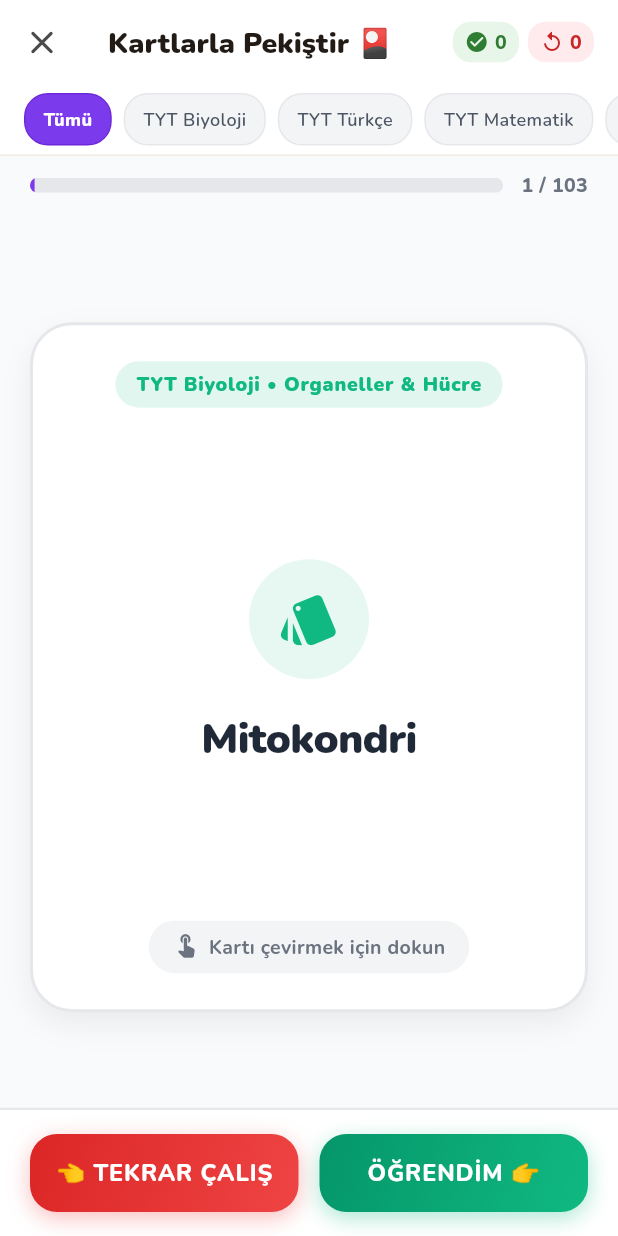
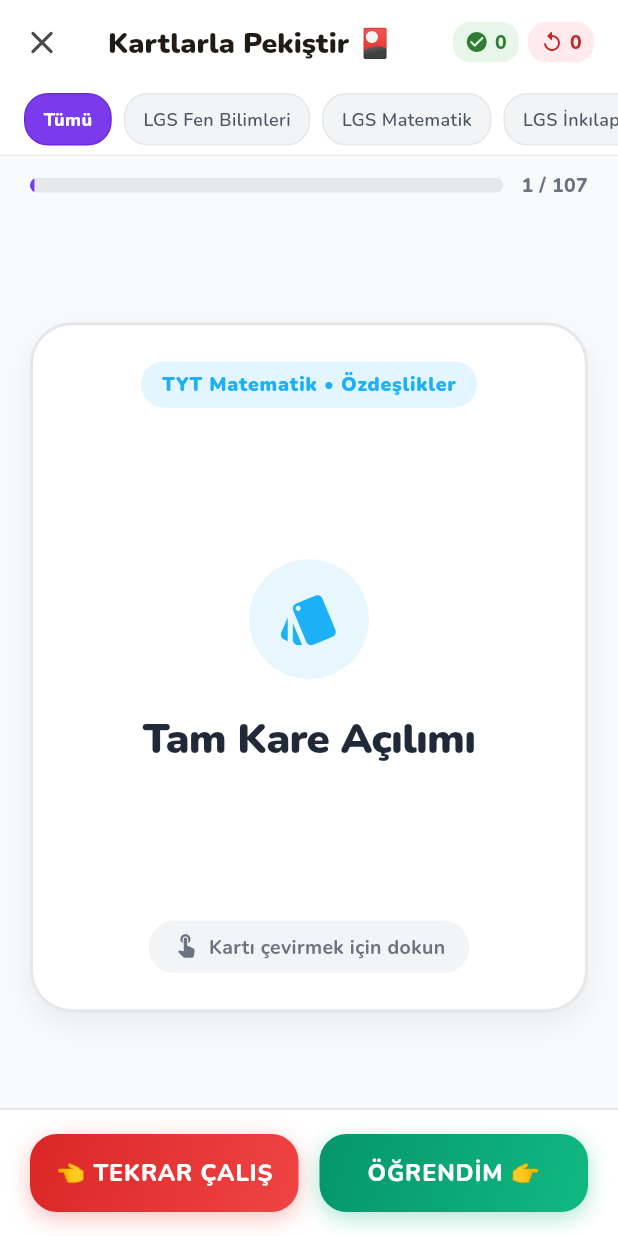
Before and after one commit to mraery/lgs, a Flutter app: the FlashcardsScreen screen opened directly, on a phone screen of 412 x 824 dp. Run offline on Flutter 3.47's test engine with Material 3 defaults, Android fonts, the phone set to English and light mode, and no system bars; our stand-ins replace flutter_animate, flutter_riverpod, google_fonts, shared_preferences; missing offline and left inert: dart:js_interop; accounts and stored records are empty.

Commit message:
feat: LGS 8. sinif soru havuzu ve kagan promosyon kodu

```diff
--- a/lib/providers/game_provider.dart
+++ b/lib/providers/game_provider.dart
@@ -244,9 +244,9 @@
       );
     }
 
-    // 🚀 KULLANICININ ÖZEL HİLE & PREMİUM KODU: kagan123
+    // 🚀 KULLANICININ ÖZEL HİLE & PREMİUM KODU: kagan
     // Tekrar yazınca hile modu ve Premium kapanır, canlı moda döner!
-    if (code == 'kagan123') {
+    if (code == 'kagan' || code == 'kagan123') {
       if (state.isCheatUnlocked || state.isPremium) {
         state = state.copyWith(
           isCheatUnlocked: false,
--- a/lib/screens/flashcards_screen.dart
+++ b/lib/screens/flashcards_screen.dart
@@ -990,6 +990,45 @@
     example: "Ruben ve Kamen'in ağır oksijen izotopu (18O) deneyinde sadece suyun oksijeni işaretlendiğinde atmosfere verilen O2'nin işaretli olduğu kanıtlanmıştır.",
     examTip: "Karbondioksitteki (CO2) oksijen ise üretilen glikozun (C6H12O6) ve açığa çıkan metabolik suyun yapısına katılır!",
   ),
+  // ==========================================
+  // 8. SINIF LGS FEN, MATEMATİK, İNKILAP KARTLARI
+  // ==========================================
+  const Flashcard(
+    id: "fc_lgs_fen_1",
+    subject: "LGS Fen Bilimleri",
+    category: "DNA ve Genetik Kod",
+    term: "Modifikasyon vs Adaptasyon",
+    meaning: "Modifikasyon: Çevre etkisiyle genin İŞLEYİŞİNİN değişmesidir (kalıtsal değildir: bronzlaşma, çuha çiçeği). Adaptasyon: Canlının yaşama şansını artıran ve gen YAPISINDAKİ kalıtsal özelliklerdir (kutup ayısı, deve).",
+    example: "Spor yapan kişinin kaslarının gelişmesi modifikasyondur; bukalemunun renk değiştirmesi adaptasyondur.",
+    examTip: "MEB LGS'de 'Çevre şartı eski haline döndüğünde canlı da eski haline dönüyorsa' kesinlikle MODİFİKASYON de!",
+  ),
+  const Flashcard(
+    id: "fc_lgs_fen_2",
+    subject: "LGS Fen Bilimleri",
+    category: "Basınç",
+    term: "Katı Basıncı vs Sıvı Basıncı",
+    meaning: "Katı basıncı ağırlık (G) ile doğru, temas yüzey alanı (S) ile ters orantılıdır (P = G/S). Sıvı basıncı ise derinlik (h) ve sıvı yoğunluğu (d) ile doğru orantılıdır (P = h·d·g).",
+    example: "Bir pasta dikey olarak düzgün kesildiğinde ağırlığı ve taban alanı aynı oranda azaldığı için yere yaptığı katı basıncı DEĞİŞMEZ!",
+    examTip: "Sıvı basıncı kabın genişliğine, şekline veya sıvı miktarına KESİNLİKLE BAĞLI DEĞİLDİR!",
+  ),
+  const Flashcard(
+    id: "fc_lgs_mat_1",
+    subject: "LGS Matematik",
+    category: "Çarpanlar ve Katlar",
+    term: "Aralarında Asal Sayılar Altın Kuralı",
+    meaning: "1'den başka ortak pozitif böleni olmayan sayılara aralarında asal sayılar denir. Sayıların kendilerinin asal olmasına gerek yoktur (Örn: 8 ve 15 aralarında asaldır).",
+    example: "Aralarında asal iki sayının EBOB'u daima 1, EKOK'u ise bu iki sayının çarpımıdır!",
+    examTip: "1 sayısı tüm pozitif tam sayılarla aralarında asaldır; ardışık iki doğal sayı daima aralarında asaldır!",
+  ),
+  const Flashcard(
+    id: "fc_lgs_ink_1",
+    subject: "LGS İnkılap Tarihi",
+    category: "Milli Uyanış",
+    term: "Erzurum Kongresi vs Sivas Kongresi",
+    meaning: "Erzurum Kongresi toplanış bakımından BÖLGESEL, aldığı kararlar bakımından ULUSALDIR. Sivas Kongresi ise hem toplanış hem kararlar bakımından ULUSALDIR.",
+    example: "Manda ve himaye ilk kez Erzurum'da, kesin olarak Sivas Kongresi'nde reddedilmiştir.",
+    examTip: "Sivas Kongresi'nde tüm yararlı cemiyetler 'Anadolu ve Rumeli Müdafaa-i Hukuk Cemiyeti' adı altında birleştirilmiştir!",
+  ),
 ];
 
 class FlashcardsScreen extends ConsumerStatefulWidget {
@@ -1013,20 +1052,12 @@
   String _selectedFilterSubject = 'Tümü';
   final List<String> _filterSubjects = const [
     'Tümü',
-    'TYT Biyoloji',
+    'LGS Fen Bilimleri',
+    'LGS Matematik',
+    'LGS İnkılap Tarihi',
     'TYT Türkçe',
     'TYT Matematik',
-    'TYT Fizik',
-    'TYT Kimya',
-    'TYT Tarih',
-    'TYT Coğrafya',
-    'TYT Felsefe',
-    'TYT Din Kültürü',
-    'AYT Matematik',
-    'AYT Edebiyat',
-    'AYT Fizik',
-    'AYT Kimya',
-    'AYT Biyoloji',
+    'TYT Biyoloji',
   ];
 
   // 3D Flip Animasyonu
--- a/lib/screens/practice_screen.dart
+++ b/lib/screens/practice_screen.dart
@@ -7,8 +7,6 @@
 import 'flashcards_screen.dart';
 import 'fast_reflex_screen.dart';
 import 'quiz_screen.dart';
-import 'fast_reflex_screen.dart';
-import 'splash_mascot_screen.dart';
 
 class PracticeScreen extends ConsumerWidget {
   const PracticeScreen({super.key});
@@ -101,8 +99,8 @@
             // Hızlı Pratik Modu Kartı
             _buildActionCard(
               context: context,
-              title: 'Hızlı Soru Pratiği',
-              subtitle: 'LGS Fen, Matematik, Türkçe ve İnkılap karışık mini soru seti çöz, hem XP hem de +1 Can kazan.',
+              title: 'Hızlı Soru Pratiği (10 Soru)',
+              subtitle: 'LGS 8. Sınıf Fen, Matematik, Türkçe ve İnkılap karışık 10 soruluk set çöz, hem XP hem de +1 Can kazan.',
               icon: Icons.flash_on_rounded,
               iconColor: const Color(0xFFFF9600),
               buttonText: 'PRATİĞE BAŞLA',
@@ -114,7 +112,7 @@
                     .where((q) => q.type != QuestionType.conceptCard)
                     .toList();
                 allQuizQuestions.shuffle();
-                final practiceQuestions = allQuizQuestions.take(3).toList();
+                final practiceQuestions = allQuizQuestions.take(10).toList();
 
                 // Karışık pratik dersi oluştur
                 final practiceLesson = Lesson(
@@ -143,7 +141,7 @@
             _buildActionCard(
               context: context,
               title: 'Kartlarla Pekiştir 🎴',
-              subtitle: 'Kavram kartını çevir, anlamını öğren. Sağa atarak öğrendim de, sola atarak tekrar listene ekle!',
+              subtitle: 'LGS Fen Bilimleri, Matematik, Türkçe ve İnkılap kavram kartlarını çevir, konuları pekiştir!',
               icon: Icons.style_rounded,
               iconColor: const Color(0xFF7C3AED),
               buttonText: 'KARTLARI ÇEVİR',
@@ -174,7 +172,7 @@
                     .expand((l) => l.questions)
                     .where((q) => q.type != QuestionType.conceptCard)
                     .toList();
-                final mistakeQuestions = allQuestions.take(2).toList();
+                final mistakeQuestions = allQuestions.take(5).toList();
 
                 final mistakeLesson = Lesson(
                   id: 'practice_mistakes',
@@ -194,9 +192,9 @@
 
             const SizedBox(height: 24),
 
-            // Günün KPSS Hap Bilgisi
+            // Günün LGS Hap Bilgisi
             const Text(
-              'GÜNÜN KPSS HAP BİLGİSİ 💡',
+              'GÜNÜN LGS (8. SINIF) HAP BİLGİSİ 💡',
               style: TextStyle(
                 fontWeight: FontWeight.w900,
                 fontSize: 14,
@@ -220,14 +218,14 @@
                       Icon(Icons.lightbulb_rounded, color: Color(0xFFFFC800), size: 24),
                       SizedBox(width: 8),
                       Text(
-                        'Amasya Genelgesi Püf Noktası',
+                        'Mevsimler & Sıvı Basıncı Püf Noktası',
                         style: TextStyle(fontWeight: FontWeight.w800, fontSize: 15),
                       ),
                     ],
                   ),
                   SizedBox(height: 8),
                   Text(
-                    '"Milletin bağımsızlığını yine milletin azim ve kararı kurtaracaktır" maddesi hem yöntemi belirtir hem de ilk kez ulusal egemenlikten üstü kapalı bahseder.',
+                    'MEB LGS\'de mevsimlerin oluşumunda Dünya\'nın Güneş\'e olan uzaklığının HİÇBİR etkisi yoktur (Temel sebep: 23°27\' eksen eğikliği ve yıllık hareket)! Sıvı basıncı ise kabın şekline veya sıvı miktarına değil, yalnızca DERİNLİK ve YOĞUNLUĞA (P = h·d·g) bağlıdır.',
                     style: TextStyle(fontSize: 14, color: Color(0xFF4B4B4B), height: 1.4),
                   ),
                 ],
```
Also changed, not shown: lib/providers/quiz_provider.dart (+33 -0 lines), lib/screens/quiz_screen.dart (+56 -6 lines), 5 other files.
